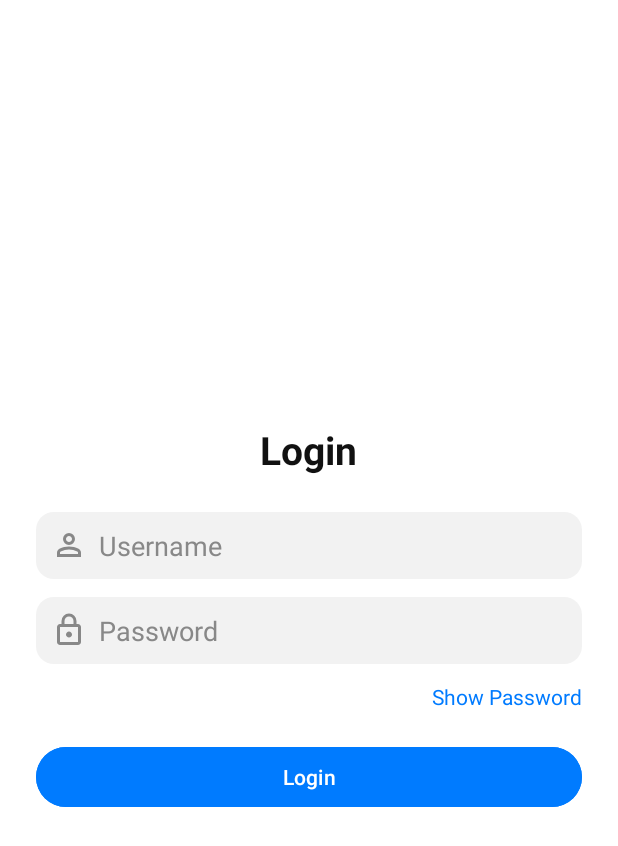
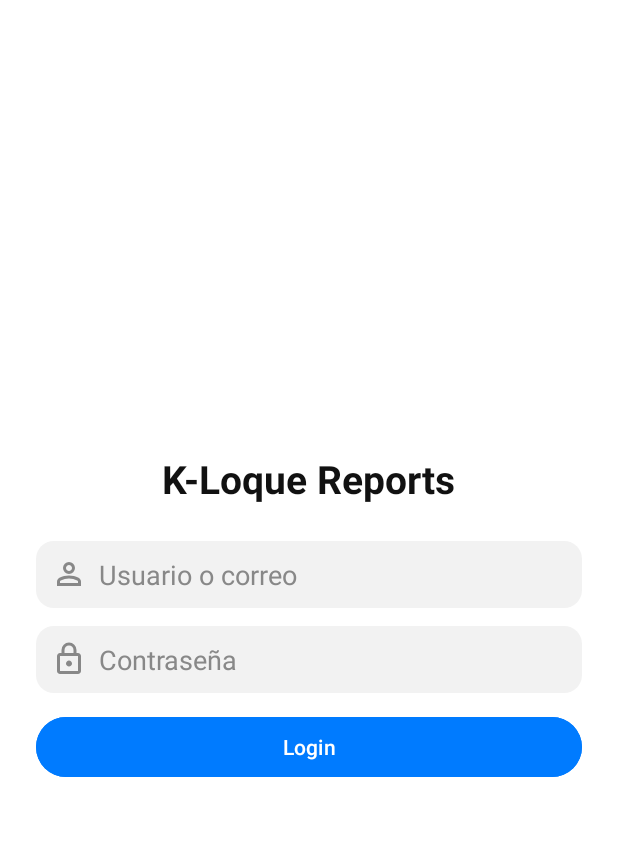
Before and after one commit to WilliamsRod19/K-loque_Report, an Android app: the screen it shows after launch (LoginActivity), on a phone screen of 412 x 824 dp. Shown: the top 846 px of the screen. Run offline under Robolectric (Android 15) with nearby library versions, the phone set to English and light mode, and no system bars; 3 statements that could not run were skipped.

Commit message:
Actualizaciones ligeras.
Se hicieron pequeños cambios.

```diff
--- a/frontend/app/src/main/res/layout/activity_login.xml
+++ b/frontend/app/src/main/res/layout/activity_login.xml
@@ -12,7 +12,7 @@
     <TextView
         android:layout_width="wrap_content"
         android:layout_height="wrap_content"
-        android:text="Login"
+        android:text="K-Loque Reports"
         android:textSize="26sp"
         android:textStyle="bold"
         android:textColor="#111111"
@@ -40,7 +40,7 @@
             android:layout_width="0dp"
             android:layout_weight="1"
             android:layout_height="wrap_content"
-            android:hint="Username"
+            android:hint="Usuario o correo"
             android:textColor="#000000"
             android:textColorHint="#888888"
             android:background="@android:color/transparent"
@@ -69,22 +69,13 @@
             android:layout_width="0dp"
             android:layout_weight="1"
             android:layout_height="wrap_content"
-            android:hint="Password"
+            android:hint="Contraseña"
             android:textColor="#000000"
             android:textColorHint="#888888"
             android:background="@android:color/transparent"
             android:inputType="textPassword"/>
     </LinearLayout>
 
-    <TextView
-        android:id="@+id/showPassword"
-        android:layout_width="wrap_content"
-        android:layout_height="wrap_content"
-        android:text="Show Password"
-        android:textColor="#007BFF"
-        android:textSize="14sp"
-        android:layout_marginBottom="20dp"
-        android:layout_gravity="end"/>
 
     <Button
         android:id="@+id/btnLogin"
```
Also changed, not shown: frontend/app/src/main/res/layout/activity_main.xml (+0 -10 lines).
